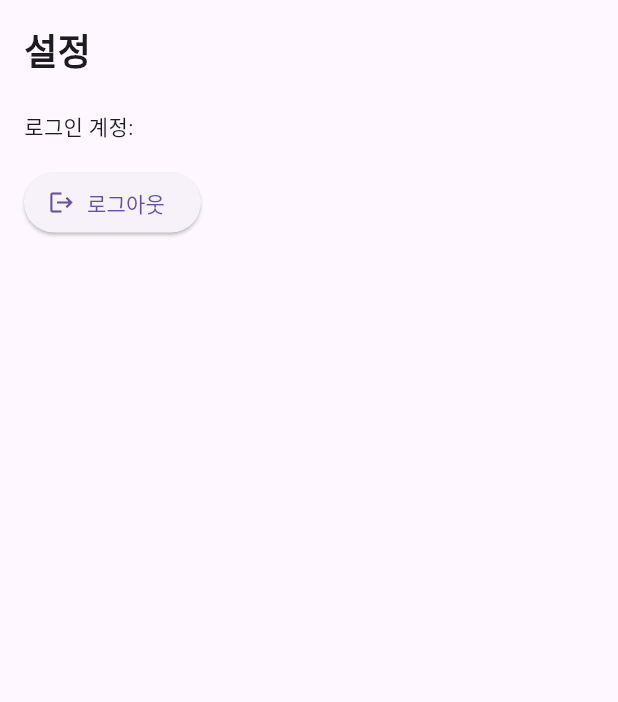
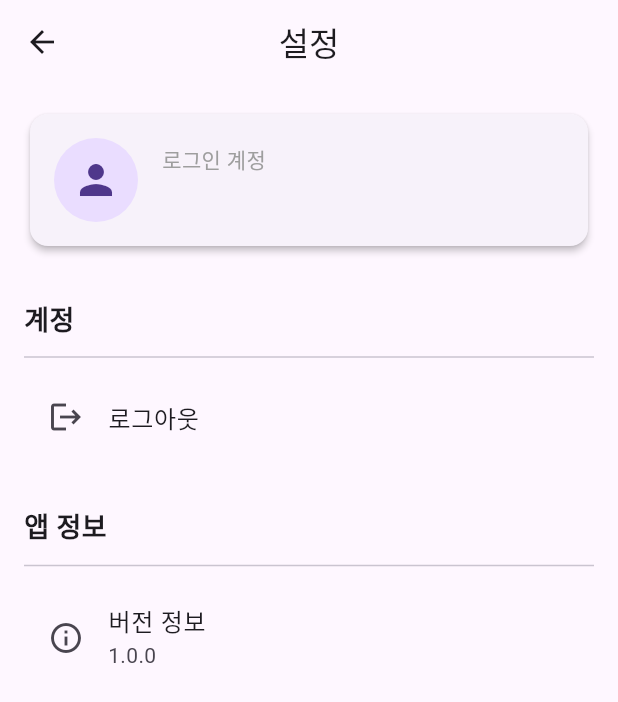
Before and after one commit to Mingkong-A/ATTEA, a Flutter app: the SettingsTab screen opened directly, on a phone screen of 412 x 824 dp. Shown: the top 702 px of the screen. Run offline on Flutter 3.47's test engine with Material 3 defaults, Android fonts, the phone set to English and light mode, and no system bars; our stand-ins replace cloud_firestore, firebase_auth, firebase_core, shared_preferences, table_calendar; accounts and stored records are empty; network calls fail.

Commit message:
네베게이션 바 효과 제거 , 채팅 창 짤리는거 수정, 설정 창 까지수정

```diff
--- a/lib/home_tab/chat/global_chat_page.dart
+++ b/lib/home_tab/chat/global_chat_page.dart
@@ -36,7 +36,7 @@ class _GlobalChatPageState extends State<GlobalChatPage> {
       _scrollController.animateTo(
         _scrollController.position.maxScrollExtent,
         duration: const Duration(milliseconds: 600),
-        curve: Curves.easeOutCubic, // 💡 여기서 스크롤 부드러움 조정
+        curve: Curves.easeOutCubic, //
       );
     }
   }
@@ -61,7 +61,6 @@ class _GlobalChatPageState extends State<GlobalChatPage> {
               final docs = snapshot.data!.docs;
               final reversedDocs = docs.reversed.toList(); // 최신순 → 오래된 순
 
-              /// 🔥 핵심: Stream 데이터가 업데이트되었을 때 스크롤을 아래로 이동
               WidgetsBinding.instance.addPostFrameCallback((_) {
                 _scrollToBottom();
               });
--- a/lib/home_tab/settings_tab.dart
+++ b/lib/home_tab/settings_tab.dart
@@ -7,27 +7,70 @@ class SettingsTab extends StatelessWidget {
   @override
   Widget build(BuildContext context) {
     final user = FirebaseAuth.instance.currentUser;
+    final email = user?.email ?? "알 수 없음";
 
     return Scaffold(
-      body: Padding(
+      appBar: AppBar(
+        title: const Text('설정'),
+        centerTitle: true,
+      ),
+      body: ListView(
         padding: const EdgeInsets.all(16),
-        child: Column(
-          crossAxisAlignment: CrossAxisAlignment.start,
-          children: [
-            const Text('설정', style: TextStyle(fontSize: 24, fontWeight: FontWeight.bold)),
-            const SizedBox(height: 24),
-            Text('로그인 계정: ${user?.email ?? "알 수 없음"}'),
-            const SizedBox(height: 16),
-            ElevatedButton.icon(
-              onPressed: () async {
-                await FirebaseAuth.instance.signOut();
-                Navigator.pushReplacementNamed(context, '/');
-              },
-              icon: const Icon(Icons.logout),
-              label: const Text('로그아웃'),
+        children: [
+          Card(
+            shape: RoundedRectangleBorder(borderRadius: BorderRadius.circular(12)),
+            elevation: 2,
+            child: Padding(
+              padding: const EdgeInsets.all(16),
+              child: Row(
+                children: [
+                  const CircleAvatar(
+                    radius: 28,
+                    child: Icon(Icons.person, size: 32),
+                  ),
+                  const SizedBox(width: 16),
+                  Expanded(
+                    child: Column(
+                      crossAxisAlignment: CrossAxisAlignment.start,
+                      children: [
+                        const Text('로그인 계정', style: TextStyle(color: Colors.grey)),
+                        const SizedBox(height: 4),
+                        Text(email, style: const TextStyle(fontSize: 16)),
+                      ],
+                    ),
+                  ),
+                ],
+              ),
             ),
-          ],
-        ),
+          ),
+          const SizedBox(height: 32),
+          const Text('계정', style: TextStyle(fontSize: 18, fontWeight: FontWeight.bold)),
+          const Divider(height: 24),
+          ListTile(
+            leading: const Icon(Icons.logout),
+            title: const Text('로그아웃'),
+            onTap: () async {
+              await FirebaseAuth.instance.signOut();
+              Navigator.pushReplacementNamed(context, '/');
+            },
+          ),
+          const SizedBox(height: 32),
+          const Text('앱 정보', style: TextStyle(fontSize: 18, fontWeight: FontWeight.bold)),
+          const Divider(height: 24),
+          ListTile(
+            leading: const Icon(Icons.info_outline),
+            title: const Text('버전 정보'),
+            subtitle: const Text('1.0.0'),
+            onTap: () {
+              showAboutDialog(
+                context: context,
+                applicationName: '나의 앱',
+                applicationVersion: '1.0.0',
+                applicationLegalese: '© 2025 Jeon jin',
+              );
+            },
+          ),
+        ],
       ),
     );
   }
```
Also changed, not shown: lib/home_tab/chat/chat_bubble.dart (+26 -28 lines), lib/main.dart (+6 -1 lines).
